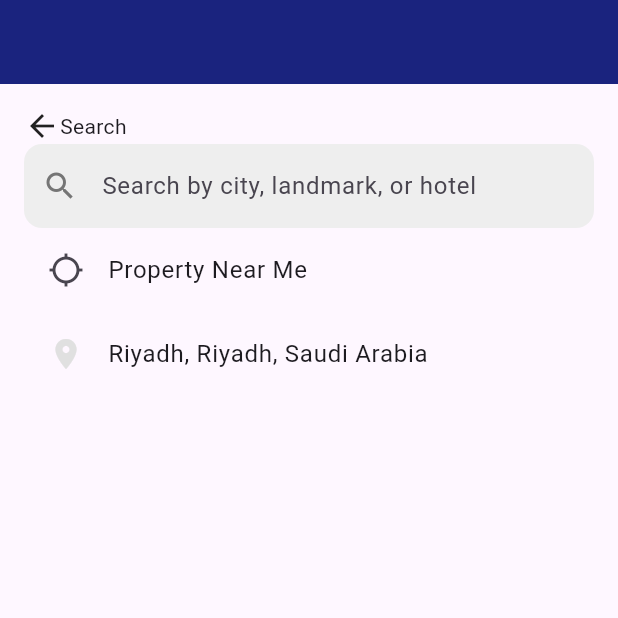
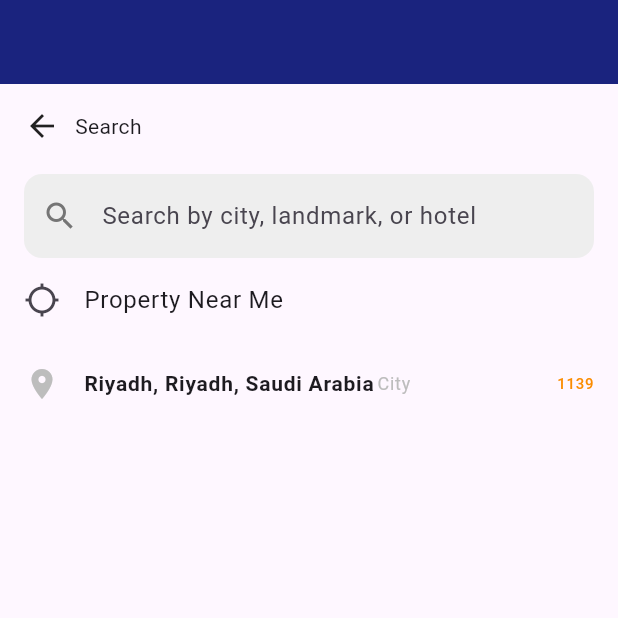
Before and after one commit to AtanuPanja/flutter_practical_wireframe_hotel_booking, a Flutter app: the SearchPage screen opened directly, on a phone screen of 412 x 824 dp, the top half of it. Run offline on Flutter 3.47's test engine with Material 3 defaults, Android fonts, the phone set to English and light mode, and no system bars; our stand-ins replace hive_flutter; accounts and stored records are empty.

Commit message:
Added more elements into SearchPage

```diff
--- a/lib/SearchPage.dart
+++ b/lib/SearchPage.dart
@@ -15,14 +15,19 @@ class SearchPage extends StatelessWidget {
           child: Column(
             children: [
               Row(
-                mainAxisAlignment: MainAxisAlignment.spaceAround,
                 children: [
                   InkWell(
                     child: Icon(Icons.arrow_back),
                     onTap: () => Navigator.of(context).pop(),
                   ),
+                  SizedBox(
+                    width: 10,
+                  ),
                   Expanded(child: Text('Search')),
                 ],
+              ),
+              SizedBox(
+                height: 20,
               ),
               TextField(
                 decoration: InputDecoration(
@@ -42,16 +47,45 @@ class SearchPage extends StatelessWidget {
               ListTile(
                 leading: Icon(Icons.location_searching_outlined),
                 title: Text('Property Near Me'),
-                onTap: () {
-
-                },
+                contentPadding: EdgeInsets.zero,
+                onTap: () {},
               ),
               ListTile(
-                leading: Icon(Icons.location_on, color: Colors.grey.shade300,),
-                title: Text('Riyadh, Riyadh, Saudi Arabia'),
-                onTap: () {
-
-                },
+                leading: Icon(
+                  Icons.location_on,
+                  color: Colors.grey.shade400,
+                ),
+                title: Row(
+                  mainAxisAlignment: MainAxisAlignment.start,
+                  children: [
+                    Text(
+                      'Riyadh, Riyadh, Saudi Arabia',
+                      style: TextStyle(
+                        fontWeight: FontWeight.bold,
+                        fontSize: 14,
+                      ),
+                    ),
+                    SizedBox(
+                      width: 2,
+                    ),
+                    Text(
+                      'City',
+                      style: TextStyle(
+                        color: Colors.grey.shade400,
+                        fontSize: 12,
+                      ),
+                    ),
+                  ],
+                ),
+                trailing: Text(
+                  '1139',
+                  style: TextStyle(
+                    fontSize: 10,
+                    color: Colors.orange.shade600,
+                  ),
+                ),
+                contentPadding: EdgeInsets.zero,
+                onTap: () {},
               ),
             ],
           ),
```
